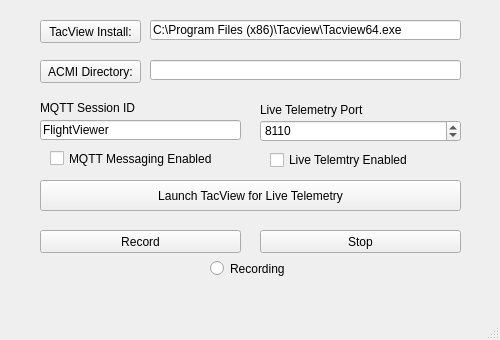
Above: gui.ui from PowerBroker2/Thunder_Viewer before the change. Below: the same form after it.
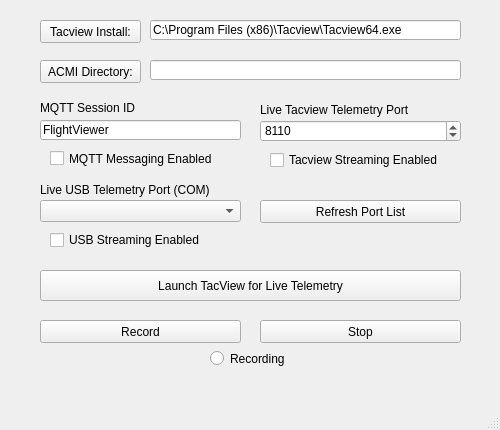
That is the form after the change.

The edit to the form file:
```diff
--- a/gui.ui
+++ b/gui.ui
@@ -7,19 +7,19 @@
     <x>0</x>
     <y>0</y>
     <width>500</width>
-    <height>340</height>
+    <height>430</height>
    </rect>
   </property>
   <property name="minimumSize">
    <size>
     <width>500</width>
-    <height>340</height>
+    <height>430</height>
    </size>
   </property>
   <property name="maximumSize">
    <size>
     <width>500</width>
-    <height>340</height>
+    <height>430</height>
    </size>
   </property>
   <property name="windowTitle">
@@ -43,7 +43,7 @@
     <property name="geometry">
      <rect>
       <x>210</x>
-      <y>260</y>
+      <y>350</y>
       <width>82</width>
       <height>17</height>
      </rect>
@@ -56,7 +56,7 @@
     <property name="geometry">
      <rect>
       <x>40</x>
-      <y>230</y>
+      <y>320</y>
       <width>201</width>
       <height>23</height>
      </rect>
@@ -69,7 +69,7 @@
     <property name="geometry">
      <rect>
       <x>260</x>
-      <y>230</y>
+      <y>320</y>
       <width>201</width>
       <height>23</height>
      </rect>
@@ -127,7 +127,7 @@
      </rect>
     </property>
     <property name="text">
-     <string>Live Telemetry Port</string>
+     <string>Live Tacview Telemetry Port</string>
     </property>
    </widget>
    <widget class="QCheckBox" name="live_telem">
@@ -140,14 +140,14 @@
      </rect>
     </property>
     <property name="text">
-     <string>Live Telemtry Enabled</string>
+     <string>Tacview Streaming Enabled</string>
     </property>
    </widget>
    <widget class="QPushButton" name="launch_tacview_live">
     <property name="geometry">
      <rect>
       <x>40</x>
-      <y>180</y>
+      <y>270</y>
       <width>421</width>
       <height>31</height>
      </rect>
@@ -166,7 +166,7 @@
      </rect>
     </property>
     <property name="text">
-     <string>TacView Install:</string>
+     <string>Tacview Install:</string>
     </property>
    </widget>
    <widget class="QSpinBox" name="live_telem_port">
@@ -214,6 +214,55 @@
      <bool>true</bool>
     </property>
    </widget>
+   <widget class="QCheckBox" name="live_usb">
+    <property name="geometry">
+     <rect>
+      <x>50</x>
+      <y>230</y>
+      <width>191</width>
+      <height>20</height>
+     </rect>
+    </property>
+    <property name="text">
+     <string>USB Streaming Enabled</string>
+    </property>
+   </widget>
+   <widget class="QLabel" name="label_4">
+    <property name="geometry">
+     <rect>
+      <x>40</x>
+      <y>180</y>
+      <width>201</width>
+      <height>20</height>
+     </rect>
+    </property>
+    <property name="text">
+     <string>Live USB Telemetry Port (COM)</string>
+    </property>
+   </widget>
+   <widget class="QComboBox" name="usb_ports">
+    <property name="geometry">
+     <rect>
+      <x>40</x>
+      <y>200</y>
+      <width>201</width>
+      <height>22</height>
+     </rect>
+    </property>
+   </widget>
+   <widget class="QPushButton" name="port_refresh">
+    <property name="geometry">
+     <rect>
+      <x>260</x>
+      <y>200</y>
+      <width>201</width>
+      <height>23</height>
+     </rect>
+    </property>
+    <property name="text">
+     <string>Refresh Port List</string>
+    </property>
+   </widget>
   </widget>
   <widget class="QMenuBar" name="menubar">
    <property name="geometry">
```
